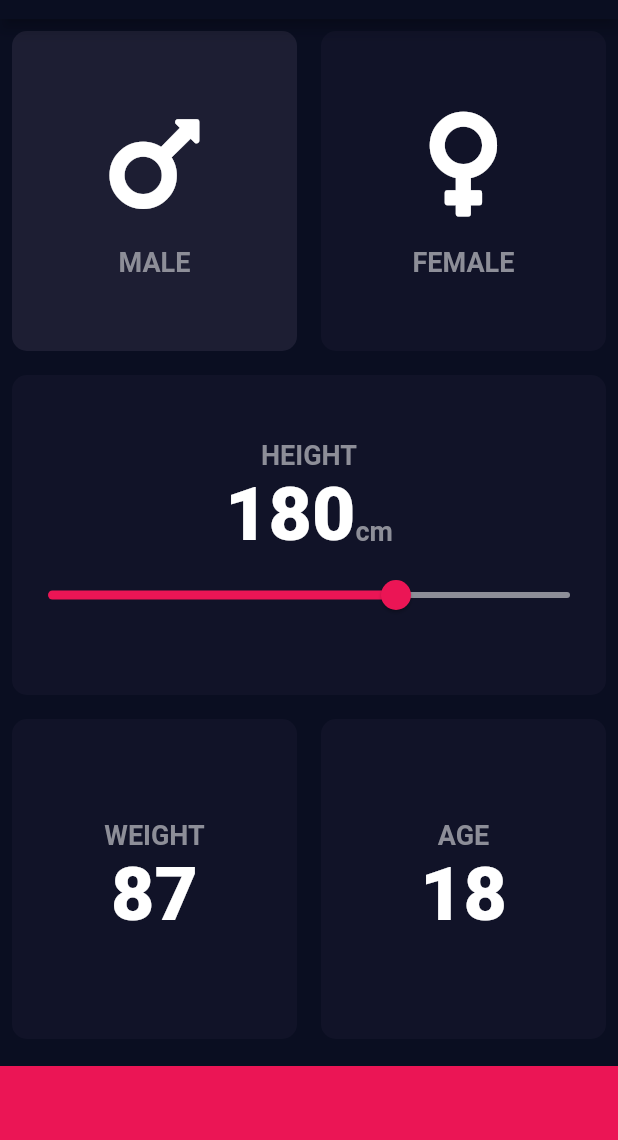
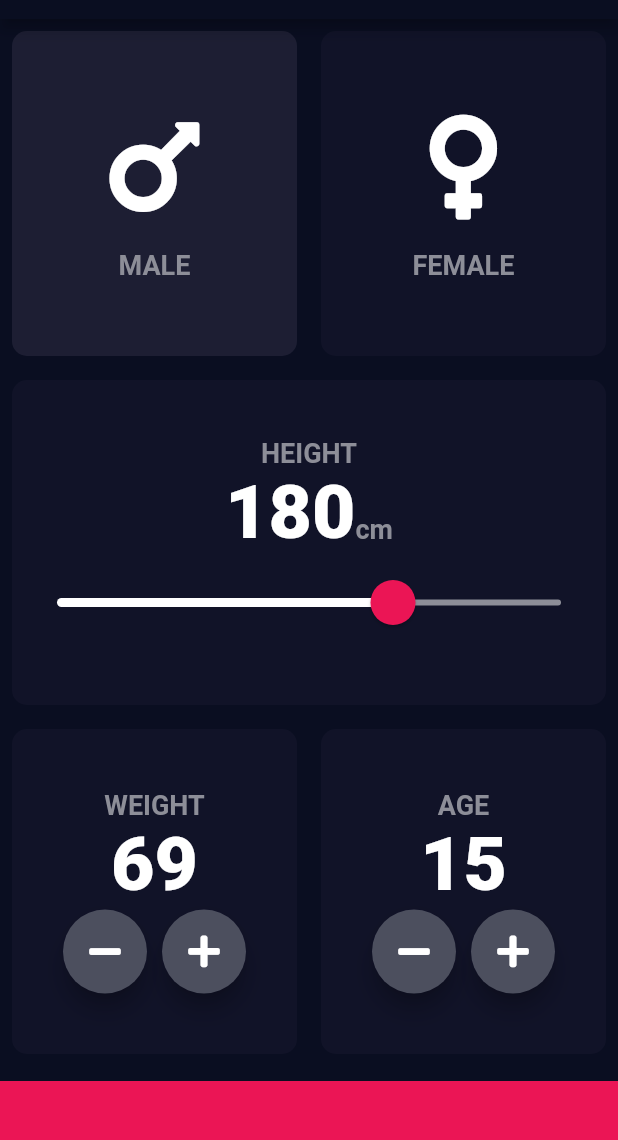
Before and after one commit to Tirth88663/bmi-calculator, a Flutter app: the screen it shows after launch, after a tap on "MALE", on a phone screen of 412 x 824 dp, the part 65-1205 px from its top. Run offline on Flutter 3.47's test engine with Material 2 defaults, Android fonts, the phone set to English and light mode, and no system bars; our stand-ins replace font_awesome_flutter.

Commit message:
added buttons

```diff
--- /dev/null
+++ b/lib/Round_icon_button.dart
@@ -0,0 +1,22 @@
+import 'package:flutter/material.dart';
+
+class RoundIconButton extends StatelessWidget {
+  RoundIconButton({@required this.icon, @required this.onPressed});
+  final IconData icon;
+  final Function onPressed;
+
+  @override
+  Widget build(BuildContext context) {
+    return RawMaterialButton(
+      onPressed: onPressed,
+      child: Icon(icon),
+      shape: CircleBorder(),
+      fillColor: Color(0xFF4C4F5E),
+      elevation: 6.0,
+      constraints: BoxConstraints(
+        minWidth: 56.0,
+        minHeight: 56.0,
+      ),
+    );
+  }
+}
--- a/lib/constants.dart
+++ b/lib/constants.dart
@@ -1,6 +1,6 @@
 import 'package:flutter/material.dart';
 
-const kBottomContainerHeight = 70.0;
+const kBottomContainerHeight = 60.0;
 const kActiveCardColor = Color(0xFF1D1E33);
 const kInactiveCardColor = Color(0xFF111328);
 const kBottomContainerColor = Color(0xFFEB1555);
--- a/lib/input_page.dart
+++ b/lib/input_page.dart
@@ -3,6 +3,7 @@ import 'package:font_awesome_flutter/font_awesome_flutter.dart';
 
 import 'CardIconText.dart';
 import 'MyCard.dart';
+import 'Round_icon_button.dart';
 import 'constants.dart';
 
 enum Gender {
@@ -16,8 +17,10 @@ class InputPage extends StatefulWidget {
 }
 
 class _InputPageState extends State<InputPage> {
-  Gender SelectedGender;
+  Gender selectedGender;
   int height = 180;
+  int weight = 70;
+  int age = 15;
   @override
   Widget build(BuildContext context) {
     return SafeArea(
@@ -38,11 +41,11 @@ class _InputPageState extends State<InputPage> {
                       onPress: () {
                         setState(
                           () {
-                            SelectedGender = Gender.male;
+                            selectedGender = Gender.male;
                           },
                         );
                       },
-                      colour: SelectedGender == Gender.male
+                      colour: selectedGender == Gender.male
                           ? kActiveCardColor
                           : kInactiveCardColor,
                       cardChild: CardIconText(
@@ -55,10 +58,10 @@ class _InputPageState extends State<InputPage> {
                     child: MyCard(
                       onPress: () {
                         setState(() {
-                          SelectedGender = Gender.female;
+                          selectedGender = Gender.female;
                         });
                       },
-                      colour: SelectedGender == Gender.female
+                      colour: selectedGender == Gender.female
                           ? kActiveCardColor
                           : kInactiveCardColor,
                       cardChild: CardIconText(
@@ -95,17 +98,26 @@ class _InputPageState extends State<InputPage> {
                         ),
                       ],
                     ),
-                    Slider(
+                    SliderTheme(
+                      data: SliderTheme.of(context).copyWith(
+                          thumbColor: Color(0xFFEB1555),
+                          activeTrackColor: Colors.white,
+                          thumbShape:
+                              RoundSliderThumbShape(enabledThumbRadius: 15),
+                          overlayColor: Color(0x30EB1555),
+                          overlayShape:
+                              RoundSliderOverlayShape(overlayRadius: 30)),
+                      child: Slider(
                         value: height.toDouble(),
                         min: 120,
                         max: 210,
-                      activeColor: Color(0xFFEB1555),
                         inactiveColor: Color(0xFF8D8E98),
                         onChanged: (double newValue) {
                           setState(() {
                             height = newValue.round();
                           });
                         },
+                      ),
                     ),
                   ],
                 ),
@@ -126,8 +138,32 @@ class _InputPageState extends State<InputPage> {
                             style: kCardTextStyle,
                           ),
                           Text(
-                            "87",
+                            weight.toString(),
                             style: kNumberTextStyle,
+                          ),
+                          Row(
+                            mainAxisAlignment: MainAxisAlignment.center,
+                            children: [
+                              RoundIconButton(
+                                icon: FontAwesomeIcons.minus,
+                                onPressed: () {
+                                  setState(() {
+                                    weight -= 1;
+                                  });
+                                },
+                              ),
+                              SizedBox(
+                                width: 10.0,
+                              ),
+                              RoundIconButton(
+                                icon: FontAwesomeIcons.plus,
+                                onPressed: () {
+                                  setState(() {
+                                    weight += 1;
+                                  });
+                                },
+                              ),
+                            ],
                           ),
                         ],
                       ),
@@ -144,8 +180,32 @@ class _InputPageState extends State<InputPage> {
                             style: kCardTextStyle,
                           ),
                           Text(
-                            "18",
+                            age.toString(),
                             style: kNumberTextStyle,
+                          ),
+                          Row(
+                            mainAxisAlignment: MainAxisAlignment.center,
+                            children: [
+                              RoundIconButton(
+                                icon: FontAwesomeIcons.minus,
+                                onPressed: () {
+                                  setState(() {
+                                    age -= 1;
+                                  });
+                                },
+                              ),
+                              SizedBox(
+                                width: 10.0,
+                              ),
+                              RoundIconButton(
+                                icon: FontAwesomeIcons.plus,
+                                onPressed: () {
+                                  setState(() {
+                                    age += 1;
+                                  });
+                                },
+                              ),
+                            ],
                           ),
                         ],
                       ),
```
Also changed, not shown: 3 other files. Lines whose indentation alone changed are shown as unchanged.
